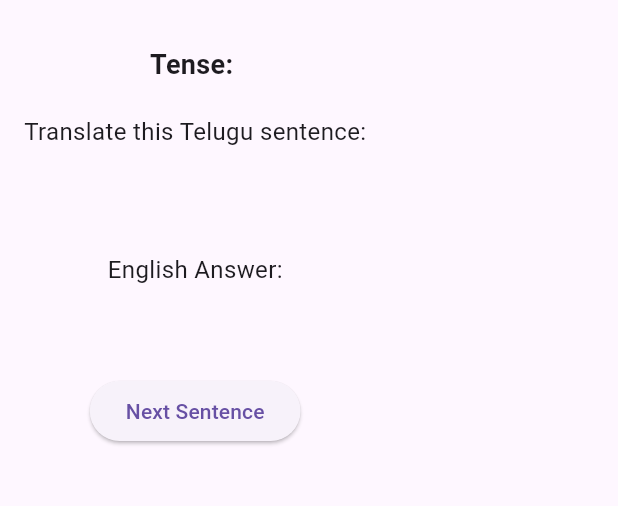
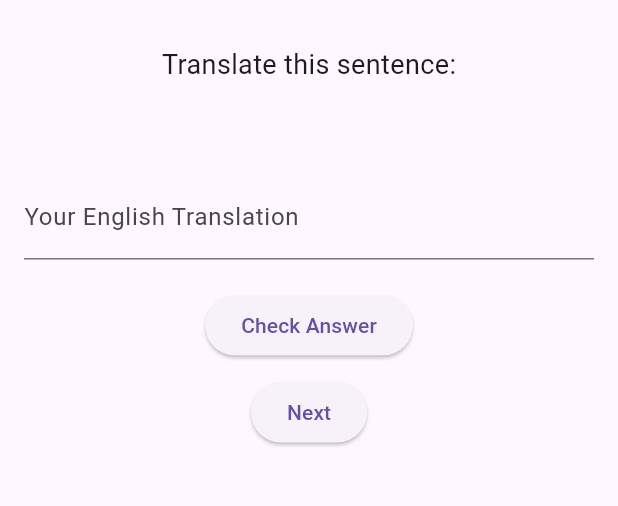
Before and after one commit to spokenenglishpraveen/spoken_english_app, a Flutter app: the AllTensesPage screen opened directly, on a phone screen of 412 x 824 dp, the part 63-569 px from its top. Run offline on Flutter 3.47's test engine with Material 3 defaults, Android fonts, the light colour scheme and no system bars; network calls fail.

Commit message:
Update all_tenses_page.dart

```diff
--- a/frontend/lib/screens/all_tenses_page.dart
+++ b/frontend/lib/screens/all_tenses_page.dart
@@ -8,28 +8,10 @@ class AllTensesPage extends StatefulWidget {
 }
 
 class _AllTensesPageState extends State<AllTensesPage> {
-  String telugu = '';
-  String english = '';
-  String tense = '';
-
-  Future<void> fetchSentence() async {
-    final response = await http.get(Uri.parse('http://127.0.0.1:5000/get_random_sentence'));
-
-    if (response.statusCode == 200) {
-      final data = json.decode(response.body);
-      setState(() {
-        telugu = data['telugu'];
-        english = data['english'];
-        tense = data['tense'];
-      });
-    } else {
-      setState(() {
-        telugu = 'Error fetching data';
-        english = '';
-        tense = '';
-      });
-    }
-  }
+  String teluguSentence = "";
+  String correctEnglish = "";
+  String userAnswer = "";
+  String result = "";
 
   @override
   void initState() {
@@ -37,27 +19,57 @@ class _AllTensesPageState extends State<AllTensesPage> {
     fetchSentence();
   }
 
+  Future<void> fetchSentence() async {
+    final response = await http.get(Uri.parse('http://localhost:5000/get_random_sentence'));
+    if (response.statusCode == 200) {
+      final data = json.decode(response.body);
+      setState(() {
+        teluguSentence = data['telugu'];
+        correctEnglish = data['english'];
+        userAnswer = "";
+        result = "";
+      });
+    } else {
+      setState(() {
+        teluguSentence = "Failed to load sentence.";
+        correctEnglish = "";
+        result = "";
+      });
+    }
+  }
+
+  void checkAnswer() {
+    setState(() {
+      result = userAnswer.trim().toLowerCase() == correctEnglish.toLowerCase()
+          ? "✅ Correct!"
+          : "❌ Incorrect. Answer: $correctEnglish";
+    });
+  }
+
   @override
   Widget build(BuildContext context) {
     return Scaffold(
-      appBar: AppBar(title: Text('Practice All Tenses')),
+      appBar: AppBar(title: Text("Practice All Tenses")),
       body: Padding(
         padding: const EdgeInsets.all(16.0),
         child: Column(
           children: [
-            Text('Tense: $tense', style: TextStyle(fontSize: 18, fontWeight: FontWeight.bold)),
+            Text("Translate this sentence:", style: TextStyle(fontSize: 18)),
+            SizedBox(height: 10),
+            Text(teluguSentence, style: TextStyle(fontSize: 22, fontWeight: FontWeight.bold)),
             SizedBox(height: 20),
-            Text('Translate this Telugu sentence:', style: TextStyle(fontSize: 16)),
+            TextField(
+              decoration: InputDecoration(labelText: "Your English Translation"),
+              onChanged: (value) {
+                userAnswer = value;
+              },
+            ),
+            SizedBox(height: 20),
+            ElevatedButton(onPressed: checkAnswer, child: Text("Check Answer")),
             SizedBox(height: 10),
-            Text(telugu, style: TextStyle(fontSize: 20, color: Colors.blue)),
-            SizedBox(height: 30),
-            Text('English Answer:', style: TextStyle(fontSize: 16)),
-            Text(english, style: TextStyle(fontSize: 20, color: Colors.green)),
-            SizedBox(height: 30),
-            ElevatedButton(
-              onPressed: fetchSentence,
-              child: Text('Next Sentence'),
-            )
+            ElevatedButton(onPressed: fetchSentence, child: Text("Next")),
+            SizedBox(height: 20),
+            Text(result, style: TextStyle(fontSize: 18, color: Colors.deepPurple)),
           ],
         ),
       ),
```
